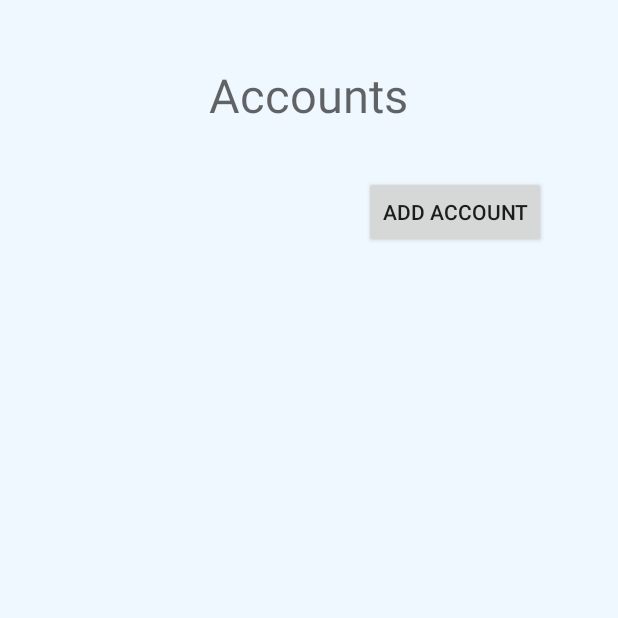
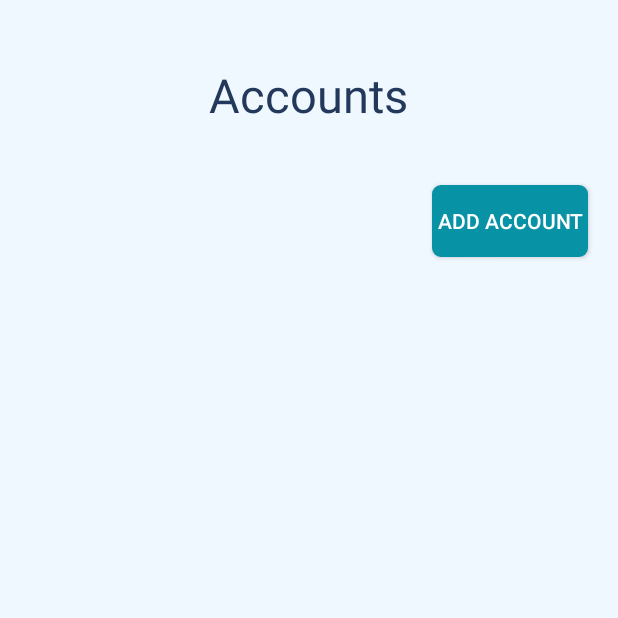
Before and after one commit to rrosatti/my-pass, an Android app: the screen it shows after launch (AccountsActivity), on a phone screen of 412 x 824 dp, the top half of it. Run offline under Robolectric (Android 15) with nearby library versions, the phone set to English and light mode, and no system bars.

Commit message:
create rounded_buttom.xml and custom_buttom.xml

```diff
--- a/app/build.gradle
+++ b/app/build.gradle
@@ -17,6 +17,9 @@ android {
             proguardFiles getDefaultProguardFile('proguard-android.txt'), 'proguard-rules.pro'
         }
     }
+    sourceSets {
+        main { resources.srcDirs = ['src/main/resources', 'src/main/res/values/resources'] }
+    }
 }
 
 dependencies {
--- /dev/null
+++ b/app/src/main/res/drawable/rounded_buttom.xml
@@ -0,0 +1,5 @@
+<?xml version="1.0" encoding="utf-8"?>
+<shape xmlns:android="http://schemas.android.com/apk/res/android" android:shape="rectangle">
+    <solid android:color="#0892A5"/>
+    <corners android:radius="6dp"/>
+</shape>
--- a/app/src/main/res/layout/accounts.xml
+++ b/app/src/main/res/layout/accounts.xml
@@ -9,6 +9,7 @@
         android:textAppearance="?android:attr/textAppearanceMedium"
         android:text="@string/accounts"
         android:textSize="14pt"
+        android:textColor="#23395B"
         android:id="@+id/txtAccounts"
         android:layout_marginTop="42dp"
         android:layout_alignParentTop="true"
@@ -18,12 +19,13 @@
         android:layout_width="wrap_content"
         android:layout_height="wrap_content"
         android:text="@string/add_account"
+        android:background="@drawable/rounded_buttom"
+        style="@style/CustomButtonStyle"
         android:id="@+id/btAddAccount"
-        android:layout_marginEnd="48dp"
-        android:layout_marginTop="117dp"
-        android:layout_alignParentTop="true"
+        android:layout_marginTop="39dp"
+        android:layout_below="@+id/txtAccounts"
         android:layout_alignParentEnd="true"
-        android:layout_below="@+id/txtAccounts"/>
+        android:layout_marginRight="20dp"/>
 
     <ListView
         android:layout_width="wrap_content"
@@ -32,7 +34,9 @@
         android:layout_below="@+id/btAddAccount"
         android:layout_alignParentStart="true"
         android:layout_marginTop="55dp"
-        android:scrollbars="none"/>
+        android:scrollbars="none"
+        android:layout_marginLeft="20dp"
+        android:layout_marginRight="20dp"/>
 
 
 </RelativeLayout>
--- a/app/src/main/res/layout/new_account.xml
+++ b/app/src/main/res/layout/new_account.xml
@@ -8,6 +8,7 @@
         android:layout_height="wrap_content"
         android:text="@string/new_account"
         android:textStyle="italic"
+        android:textColor="#23395B"
         android:textSize="14pt"
         android:id="@+id/txtAccount"
         android:layout_alignParentTop="true"
@@ -50,6 +51,8 @@
         android:layout_width="wrap_content"
         android:layout_height="wrap_content"
         android:text="@string/confirm"
+        android:background="@drawable/rounded_buttom"
+        style="@style/CustomButtonStyle"
         android:id="@+id/btConfirm"
         android:layout_below="@+id/etPassword"
         android:layout_alignEnd="@+id/etPassword"
--- /dev/null
+++ b/app/src/main/res/values/custom_buttom.xml
@@ -0,0 +1,8 @@
+<?xml version="1.0" encoding="utf-8"?>
+<resources>
+    <style name="CustomButtonStyle">
+        <item name="android:background">#23395B</item>
+        <item name="android:textColor">#FFFFFF</item>
+        <item name="android:padding">3dp</item>
+    </style>
+</resources>
```
Also changed, not shown: app/src/main/res/layout/accounts_list_item.xml (+7 -6 lines).
